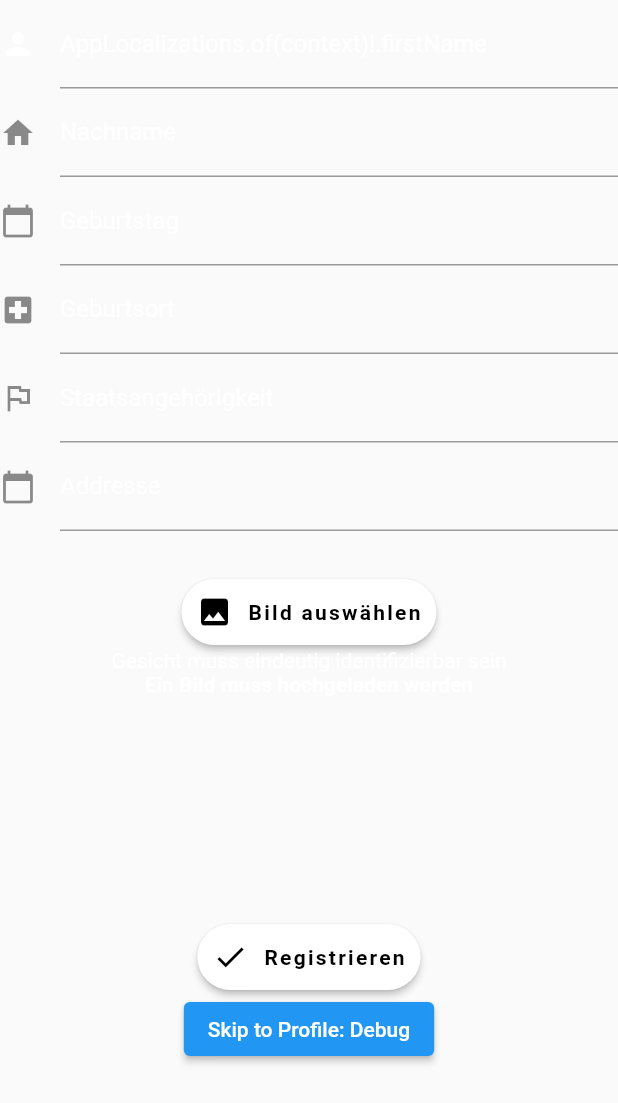
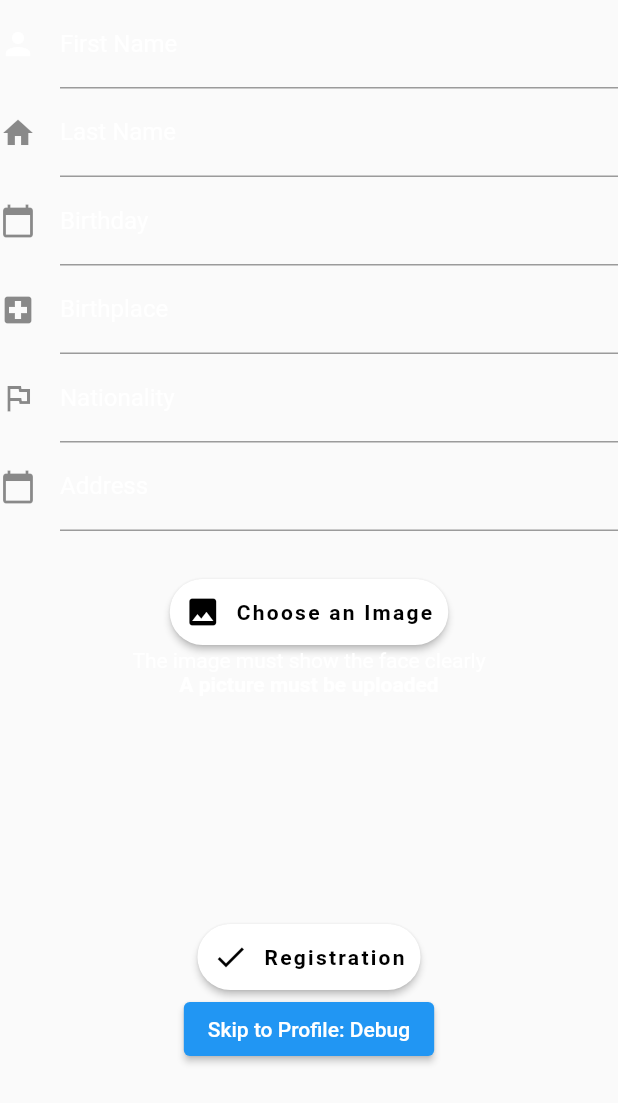
Before and after one commit to wavyje/iota_flutter, a Flutter app: the MyCustomForm widget shown alone on an empty page, opened directly, on a phone screen of 412 x 824 dp. Shown: the top 1103 px of the screen. Run offline on Flutter 3.47's test engine with Material 2 defaults, Android fonts, the phone set to English and light mode, and no system bars; our stand-ins replace image_picker, mask_text_input_formatter, qr_flutter, shared_preferences; missing offline and left inert: qr_code_scanner; accounts and stored records are empty; generated files the repository leaves out were written again.

Commit message:
finalized translations

```diff
--- a/lib/CustomForm.dart
+++ b/lib/CustomForm.dart
@@ -45,9 +45,9 @@ class MyCustomFormState extends State<MyCustomForm> {
       key: _formKey,
       child: Column(
         children: <Widget>[
-          TextFormField(decoration: const InputDecoration(
+          TextFormField(decoration: InputDecoration(
             icon: Icon(Icons.person, color: Colors.white,),
-            labelText: "AppLocalizations.of(context)!.firstName", labelStyle: TextStyle(color: Colors.white),
+            labelText: AppLocalizations.of(context)!.firstName, labelStyle: TextStyle(color: Colors.white),
             fillColor: Colors.white,
             focusColor: Colors.white
           ),
@@ -56,14 +56,14 @@ class MyCustomFormState extends State<MyCustomForm> {
             // The validator receives the text that the user has entered.
             validator: (value) {
               if (value == null || value.isEmpty) {
-                return 'Pflichtfeld';
+                return AppLocalizations.of(context)!.obligatoryField;
               }
               return null;
             },
           ),
-          TextFormField(decoration: const InputDecoration(
+          TextFormField(decoration: InputDecoration(
             icon: Icon(Icons.home),
-            labelText: 'Nachname', labelStyle: TextStyle(color: Colors.white),
+            labelText: AppLocalizations.of(context)!.lastName, labelStyle: TextStyle(color: Colors.white),
             fillColor: Colors.white,
             focusColor: Colors.white
           ),
@@ -72,14 +72,14 @@ class MyCustomFormState extends State<MyCustomForm> {
             // The validator receives the text that the user has entered.
             validator: (value) {
               if (value == null || value.isEmpty) {
-                return 'Pflichtfeld';
+                return AppLocalizations.of(context)!.obligatoryField;
               }
               return null;
             },
           ),
-          TextFormField(decoration: const InputDecoration(
+          TextFormField(decoration: InputDecoration(
             icon: Icon(Icons.calendar_today),
-            labelText: 'Geburtstag',labelStyle: TextStyle(color: Colors.white),
+            labelText: AppLocalizations.of(context)!.birthday,labelStyle: TextStyle(color: Colors.white),
               fillColor: Colors.white,
               focusColor: Colors.white,
             hintText: "dd-mm-yyyy"
@@ -92,14 +92,14 @@ class MyCustomFormState extends State<MyCustomForm> {
             // The validator receives the text that the user has entered.
             validator: (value) {
               if (value == null || value.isEmpty) {
-                return 'Pflichtfeld';
+                return AppLocalizations.of(context)!.obligatoryField;
               }
               return null;
             },
           ),
-          TextFormField(decoration: const InputDecoration(
+          TextFormField(decoration: InputDecoration(
             icon: Icon(Icons.local_hospital),
-            labelText: 'Geburtsort',labelStyle: TextStyle(color: Colors.white),
+            labelText: AppLocalizations.of(context)!.birthplace,labelStyle: TextStyle(color: Colors.white),
               fillColor: Colors.white,
               focusColor: Colors.white
           ),
@@ -108,14 +108,14 @@ class MyCustomFormState extends State<MyCustomForm> {
             // The validator receives the text that the user has entered.
             validator: (value) {
               if (value == null || value.isEmpty) {
-                return 'Pflichtfeld';
+                return AppLocalizations.of(context)!.obligatoryField;
               }
               return null;
             },
           ),
-          TextFormField(decoration: const InputDecoration(
+          TextFormField(decoration: InputDecoration(
               icon: Icon(Icons.flag_outlined),
-              labelText: 'Staatsangehörigkeit',labelStyle: TextStyle(color: Colors.white),
+              labelText: AppLocalizations.of(context)!.nationality,labelStyle: TextStyle(color: Colors.white),
               fillColor: Colors.white,
               focusColor: Colors.white
           ),
@@ -124,24 +124,24 @@ class MyCustomFormState extends State<MyCustomForm> {
             // The validator receives the text that the user has entered.
             validator: (value) {
               if (value == null || value.isEmpty) {
-                return 'Pflichtfeld';
+                return AppLocalizations.of(context)!.obligatoryField;
               }
               return null;
             },
           ),
-          TextFormField(decoration: const InputDecoration(
+          TextFormField(decoration: InputDecoration(
             icon: Icon(Icons.calendar_today),
-            labelText: 'Addresse',labelStyle: TextStyle(color: Colors.white),
+            labelText: AppLocalizations.of(context)!.address,labelStyle: TextStyle(color: Colors.white),
               fillColor: Colors.white,
               focusColor: Colors.white,
-            hintText: "Straße Hausnummer, PLZ Wohnort"
+            hintText: AppLocalizations.of(context)!.addressForm
           ),
             cursorColor: Colors.white,
             controller: address,
             // The validator receives the text that the user has entered.
             validator: (value) {
               if (value == null || value.isEmpty) {
-                return 'Pflichtfeld';
+                return AppLocalizations.of(context)!.obligatoryField;
               }
               return null;
             },
@@ -153,14 +153,14 @@ class MyCustomFormState extends State<MyCustomForm> {
             onPressed: () {
               getImage(ImageSource.gallery).then((value) => image = value);
             },
-            buttonText: "Bild auswählen",
+            buttonText: AppLocalizations.of(context)!.chooseImage,
             icon: Icons.image
           ),
-          Text("Gesicht muss eindeutig identifizierbar sein", style: TextStyle(color: Colors.white),),
+          Text(AppLocalizations.of(context)!.imageInformation, style: TextStyle(color: Colors.white),),
           if(!image)
-            Text("Ein Bild muss hochgeladen werden", style: TextStyle(color: Colors.white, fontWeight: FontWeight.bold),),
+            Text(AppLocalizations.of(context)!.imageWarning, style: TextStyle(color: Colors.white, fontWeight: FontWeight.bold),),
           if(image)
-            Text("Bild erfolgreich ausgewählt!", style: TextStyle(color: Colors.white, fontWeight: FontWeight.bold),),
+            Text(AppLocalizations.of(context)!.imageSuccess, style: TextStyle(color: Colors.white, fontWeight: FontWeight.bold),),
           Container(
             margin: EdgeInsets.only(left: 0, right: 0, top: 150, bottom: 0),
           ),
@@ -180,7 +180,7 @@ class MyCustomFormState extends State<MyCustomForm> {
                 );
               }
             },
-            buttonText: "Registrieren",
+            buttonText: AppLocalizations.of(context)!.registrationPage,
             icon: Icons.check,
           ),
           ElevatedButton(
--- a/lib/certificate_upload.dart
+++ b/lib/certificate_upload.dart
@@ -6,6 +6,7 @@ import 'package:flutter/material.dart';
 import 'package:iota_app/Buttons.dart';
 import 'package:web_socket_channel/web_socket_channel.dart';
 import './crypto.dart';
+import 'package:flutter_gen/gen_l10n/app_localizations.dart';
 
 
 
@@ -80,7 +81,7 @@ class _CertificateUploadState extends State<CertificateUpload> {
       ),
       home: Scaffold(
         appBar: AppBar(
-          title: Text('Zertifikate',
+          title: Text(AppLocalizations.of(context)!.certificates,
             style: TextStyle(color: Colors.white, letterSpacing: 5),
           ),
           centerTitle: true,
@@ -103,33 +104,33 @@ class _CertificateUploadState extends State<CertificateUpload> {
 
           child: Column(
             children: <Widget>[
-              Text("Vorname: " + firstName, style: TextStyle(color: Colors.white),),
+              Text(AppLocalizations.of(context)!.firstName + ": " + firstName, style: TextStyle(color: Colors.white),),
               Container(
                 margin: EdgeInsets.only(left:0, top:30, right:0, bottom:0),
               ),
-              Text("Nachname: " + lastName, style: TextStyle(color: Colors.white),),
+              Text(AppLocalizations.of(context)!.lastName + ": " + lastName, style: TextStyle(color: Colors.white),),
               Container(
                 margin: EdgeInsets.only(left:0, top:30, right:0, bottom:0),
               ),
-              Text("Geburtstag: " + birthday, style: TextStyle(color: Colors.white),),
+              Text(AppLocalizations.of(context)!.birthday + ": " + birthday, style: TextStyle(color: Colors.white),),
               Container(
                 margin: EdgeInsets.only(left:0, top:30, right:0, bottom:0),
               ),
-              Text("Geburtsort: " + birthplace, style: TextStyle(color: Colors.white),),
+              Text(AppLocalizations.of(context)!.birthplace + ": " + birthplace, style: TextStyle(color: Colors.white),),
               Container(
                 margin: EdgeInsets.only(left:0, top:30, right:0, bottom:0),
               ),
-              Text("Staatsangehörigkeit: " + nationality, style: TextStyle(color: Colors.white),),
+              Text(AppLocalizations.of(context)!.nationality + ": " + nationality, style: TextStyle(color: Colors.white),),
               Container(
                 margin: EdgeInsets.only(left:0, top:30, right:0, bottom:0),
               ),
-              Text("Addresse: " + address, style: TextStyle(color: Colors.white),),
+              Text(AppLocalizations.of(context)!.address + ": " + address, style: TextStyle(color: Colors.white),),
               Container(
                 margin: EdgeInsets.only(left:0, top:30, right:0, bottom:0),
               ),
               if(dataArrived && !success)
               CustomButton(onPressed: () { getResponse(); },
-                  buttonText: "Zertifikat hochladen", icon: Icons.check),
+                  buttonText: AppLocalizations.of(context)!.uploadCertificate, icon: Icons.check),
               Container(
                 margin: EdgeInsets.only(left:0, top:30, right:0, bottom:0),
               ),
@@ -223,8 +224,8 @@ class _CertificateUploadState extends State<CertificateUpload> {
             child: new Column(
               mainAxisSize: MainAxisSize.min,
               children: [
-                TextFormField(decoration: const InputDecoration(
-                    labelText: 'Passwort',
+                TextFormField(decoration: InputDecoration(
+                    labelText: AppLocalizations.of(context)!.password,
                     labelStyle: TextStyle(color: Colors.black),
                     fillColor: Colors.black,
                     focusColor: Colors.black
@@ -276,7 +277,7 @@ class _CertificateUploadState extends State<CertificateUpload> {
                           }
 
                           },
-                    buttonText: "Mit Passwort bestätigen",
+                    buttonText: "Confirm with Password",
                     icon: Icons.check),
               ],
             ),
--- a/lib/customer_scan.dart
+++ b/lib/customer_scan.dart
@@ -1,6 +1,7 @@
 import 'package:flutter/material.dart';
 import 'package:qr_code_scanner/qr_code_scanner.dart';
 import './check_certificate.dart';
+import 'package:flutter_gen/gen_l10n/app_localizations.dart';
 
 // qr scanner for checking the certificate
 class CustomerScan extends StatefulWidget {
@@ -23,7 +24,7 @@ class _CustomerScanState extends State<CustomerScan> {
   Widget build(BuildContext context) {
     return Scaffold(
       appBar: AppBar(
-        title: Text("Qr Code scannen"),
+        title: Text(AppLocalizations.of(context)!.scanQR),
       ),
       body: QRView(
         key: qrKey,
--- a/lib/health_certificate_upload.dart
+++ b/lib/health_certificate_upload.dart
@@ -6,6 +6,8 @@ import 'package:flutter/material.dart';
 import 'package:iota_app/Buttons.dart';
 import 'package:web_socket_channel/web_socket_channel.dart';
 import './crypto.dart';
+import 'package:flutter_gen/gen_l10n/app_localizations.dart';
+
 
 
 
@@ -117,7 +119,7 @@ class _HealthCertificateUploadState extends State<HealthCertificateUpload> {
       ),
       home: Scaffold(
         appBar: AppBar(
-          title: Text('Zertifikate',
+          title: Text(AppLocalizations.of(context)!.certificates,
             style: TextStyle(color: Colors.white, letterSpacing: 5),
           ),
           centerTitle: true,
@@ -139,38 +141,38 @@ class _HealthCertificateUploadState extends State<HealthCertificateUpload> {
           child: SingleChildScrollView(
             child: Column(
             children: <Widget>[
-              Text("Vorname: " + firstName, style: TextStyle(color: Colors.white),),
+              Text(AppLocalizations.of(context)!.firstName + ": " + firstName, style: TextStyle(color: Colors.white),),
               Container(
                 margin: EdgeInsets.only(left:0, top:30, right:0, bottom:0),
               ),
-              Text("Nachname: " + lastName, style: TextStyle(color: Colors.white),),
+              Text(AppLocalizations.of(context)!.lastName + ": " + lastName, style: TextStyle(color: Colors.white),),
               Container(
                 margin: EdgeInsets.only(left:0, top:30, right:0, bottom:0),
               ),
-              Text("Geburtstag: " + birthday, style: TextStyle(color: Colors.white),),
+              Text(AppLocalizations.of(context)!.birthday + ": " + birthday, style: TextStyle(color: Colors.white),),
               Container(
                 margin: EdgeInsets.only(left:0, top:30, right:0, bottom:0),
               ),
-              Text("Geburtsort: " + birthplace, style: TextStyle(color: Colors.white),),
+              Text(AppLocalizations.of(context)!.birthplace + ": " + birthplace, style: TextStyle(color: Colors.white),),
               Container(
                 margin: EdgeInsets.only(left:0, top:30, right:0, bottom:0),
               ),
-              Text("Staatsangehörigkeit: " + nationality, style: TextStyle(color: Colors.white),),
+              Text(AppLocalizations.of(context)!.nationality + ": " + nationality, style: TextStyle(color: Colors.white),),
               Container(
                 margin: EdgeInsets.only(left:0, top:30, right:0, bottom:0),
               ),
-              Text("Addresse: " + address, style: TextStyle(color: Colors.white),),
+              Text(AppLocalizations.of(context)!.address + ": " + address, style: TextStyle(color: Colors.white),),
               Container(
                 margin: EdgeInsets.only(left:0, top:30, right:0, bottom:0),
               ),
               if(dataArrived && !success && registrationValid)
                 CustomButton(onPressed: () { getResponse(); },
-                    buttonText: "Zertifikat hochladen", icon: Icons.check),
+                    buttonText: AppLocalizations.of(context)!.uploadCertificate, icon: Icons.check),
               Container(
                 margin: EdgeInsets.only(left:0, top:30, right:0, bottom:0),
               ),
               if(registrationValid)
-                Text("Anmeldebescheinigung ist gültig bis " + expireDate, style: TextStyle(color: Colors.white, fontWeight: FontWeight.bold),),
+                Text(AppLocalizations.of(context)!.healthCertificateUpload + expireDate, style: TextStyle(color: Colors.white, fontWeight: FontWeight.bold),),
               if(loading)
                 CircleAvatar(backgroundImage: Image
                     .asset('assets/images/IOTA_Spawn.gif')
@@ -259,8 +261,8 @@ class _HealthCertificateUploadState extends State<HealthCertificateUpload> {
         child: new Column(
           mainAxisSize: MainAxisSize.min,
           children: [
-            TextFormField(decoration: const InputDecoration(
-                labelText: 'Passwort',
+            TextFormField(decoration: InputDecoration(
+                labelText: AppLocalizations.of(context)!.password,
                 labelStyle: TextStyle(color: Colors.black),
                 fillColor: Colors.black,
                 focusColor: Colors.black
@@ -312,7 +314,7 @@ class _HealthCertificateUploadState extends State<HealthCertificateUpload> {
               }
 
             },
-                buttonText: "Mit Passwort bestätigen",
+                buttonText: "Confirm with Password",
                 icon: Icons.check),
           ],
         ),
--- a/lib/profile_page.dart
+++ b/lib/profile_page.dart
@@ -1,11 +1,13 @@
 import 'package:flutter/cupertino.dart';
 import 'package:flutter/material.dart';
+import 'package:iota_app/generated/l10n.dart';
 import 'package:shared_preferences/shared_preferences.dart';
 import 'dart:io';
 import 'dart:convert';
 import 'package:path_provider/path_provider.dart';
 
 import './Buttons.dart';
+import 'package:flutter_gen/gen_l10n/app_localizations.dart';
 
 class ProfilePage extends StatefulWidget {
   @override
@@ -79,7 +81,7 @@ class _ProfilePageState extends State<ProfilePage> {
                 crossAxisAlignment: CrossAxisAlignment.center,
                 children: <Widget>[
               Padding(padding: EdgeInsets.only(left: 0, right: 0, top: 30, bottom: 0),
-              child: Text("Vorname",
+              child: Text(AppLocalizations.of(context)!.firstName,
                 style: TextStyle(
                   fontWeight: FontWeight.bold,
                   letterSpacing: 2,
@@ -87,7 +89,7 @@ class _ProfilePageState extends State<ProfilePage> {
               ),
               ),
               Padding(padding: EdgeInsets.only(left: 0, right: 0, top: 30, bottom: 0),
-              child: Text("Nachname",
+              child: Text(AppLocalizations.of(context)!.lastName,
                 style: TextStyle(
                   fontWeight: FontWeight.bold,
                   letterSpacing: 2,
@@ -95,7 +97,7 @@ class _ProfilePageState extends State<ProfilePage> {
               ),
               ),
               Padding(padding: EdgeInsets.only(left: 0, right: 0, top: 30, bottom: 0),
-              child: Text("Geburtstag",
+              child: Text(AppLocalizations.of(context)!.birthday,
                 style: TextStyle(
                   fontWeight: FontWeight.bold,
                   letterSpacing: 2,
@@ -103,7 +105,7 @@ class _ProfilePageState extends State<ProfilePage> {
               ),
               ),
               Padding(padding: EdgeInsets.only(left: 0, right: 0, top: 30, bottom: 0),
-              child: Text("Geburtsort",
+              child: Text(AppLocalizations.of(context)!.birthplace,
                 style: TextStyle(
                   fontWeight: FontWeight.bold,
                   letterSpacing: 2,
@@ -111,7 +113,7 @@ class _ProfilePageState extends State<ProfilePage> {
               ),
               ),
                   Padding(padding: EdgeInsets.only(left: 0, right: 0, top: 30, bottom: 0),
-                    child: Text("Wohnort",
+                    child: Text(AppLocalizations.of(context)!.address,
                       style: TextStyle(
                         fontWeight: FontWeight.bold,
                         letterSpacing: 2,
@@ -153,7 +155,7 @@ class _ProfilePageState extends State<ProfilePage> {
           Container(
             margin: EdgeInsets.only(left:0, top:80, right:0, bottom:0),
           ),
-          CustomButton(onPressed: () { }, buttonText: "Profil bearbeiten/löschen", icon: Icons.edit)
+          CustomButton(onPressed: () { }, buttonText: AppLocalizations.of(context)!.deleteDataButton, icon: Icons.edit)
             ]
 
     ),
--- a/lib/qr_page.dart
+++ b/lib/qr_page.dart
@@ -3,6 +3,7 @@ import 'dart:async';
 import 'package:flutter/cupertino.dart';
 import 'package:flutter/material.dart';
 import 'package:iota_app/crypto.dart';
+import 'package:iota_app/generated/l10n.dart';
 
 import 'package:web_socket_channel/web_socket_channel.dart';
 import 'package:shared_preferences/shared_preferences.dart';
@@ -13,6 +14,7 @@ import 'package:path_provider/path_provider.dart';
 import 'package:uuid/uuid.dart';
 
 import './Buttons.dart';
+import 'package:flutter_gen/gen_l10n/app_localizations.dart';
 
 class QrPage extends StatefulWidget {
   @override
@@ -222,14 +224,14 @@ class _QrPageState extends State<QrPage> {
                   backgroundColor: Colors.transparent,
                 ),
               if(!loading && success)
-                Text("Zertifikat erfolgreich erstellt!", style: TextStyle(color: Colors.white, fontWeight: FontWeight.bold),),
+                Text(AppLocalizations.of(context)!.certificateSuccess, style: TextStyle(color: Colors.white, fontWeight: FontWeight.bold),),
               Container(
                 margin: EdgeInsets.only(left: 0, top: 20, right: 0, bottom: 0),
               ),
               if(!success)
               CustomButton(onPressed: () { Navigator.pop(context,);
               },
-                  buttonText: "Abbrechen",
+                  buttonText: AppLocalizations.of(context)!.cancel,
                   icon: Icons.cancel),
               if(success)
                 CustomButton(onPressed: () { Navigator.pop(context,);
```
Also changed, not shown: lib/check_certificate.dart (+11 -10 lines), lib/loggedinprostitute.dart (+4 -3 lines), lib/office_page.dart (+6 -4 lines), lib/saved_certificates.dart (+9 -7 lines).
